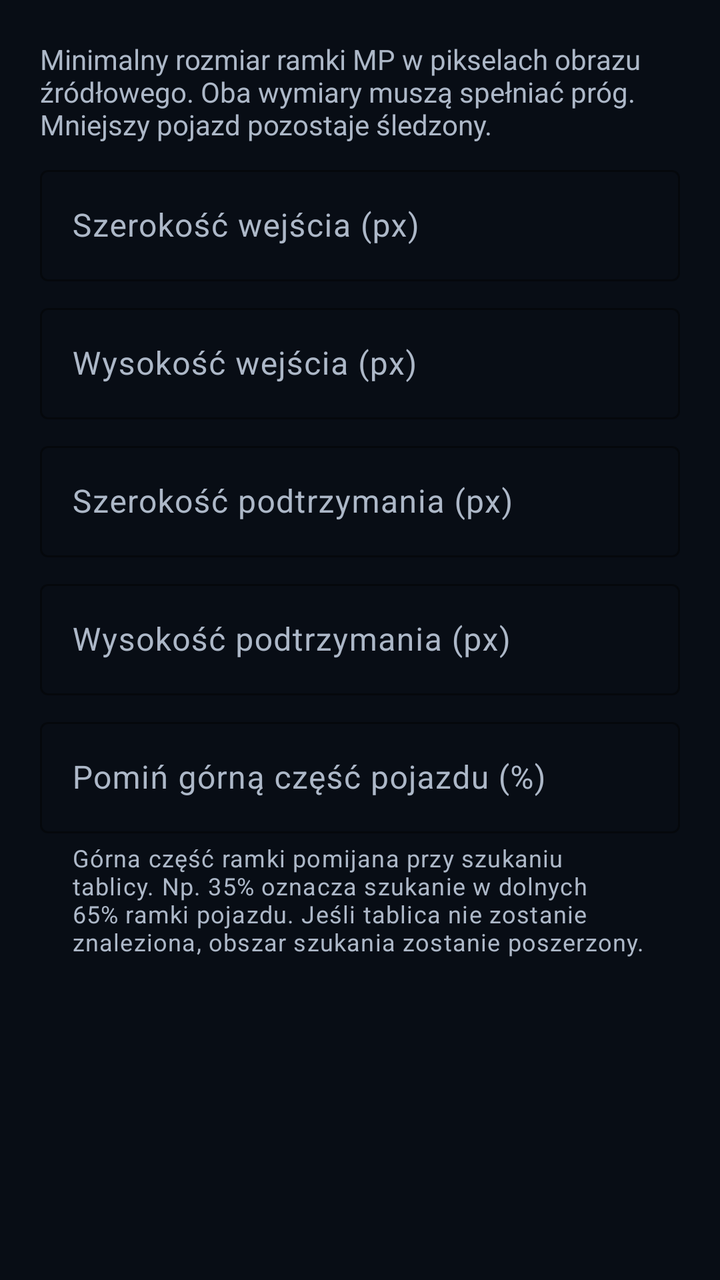
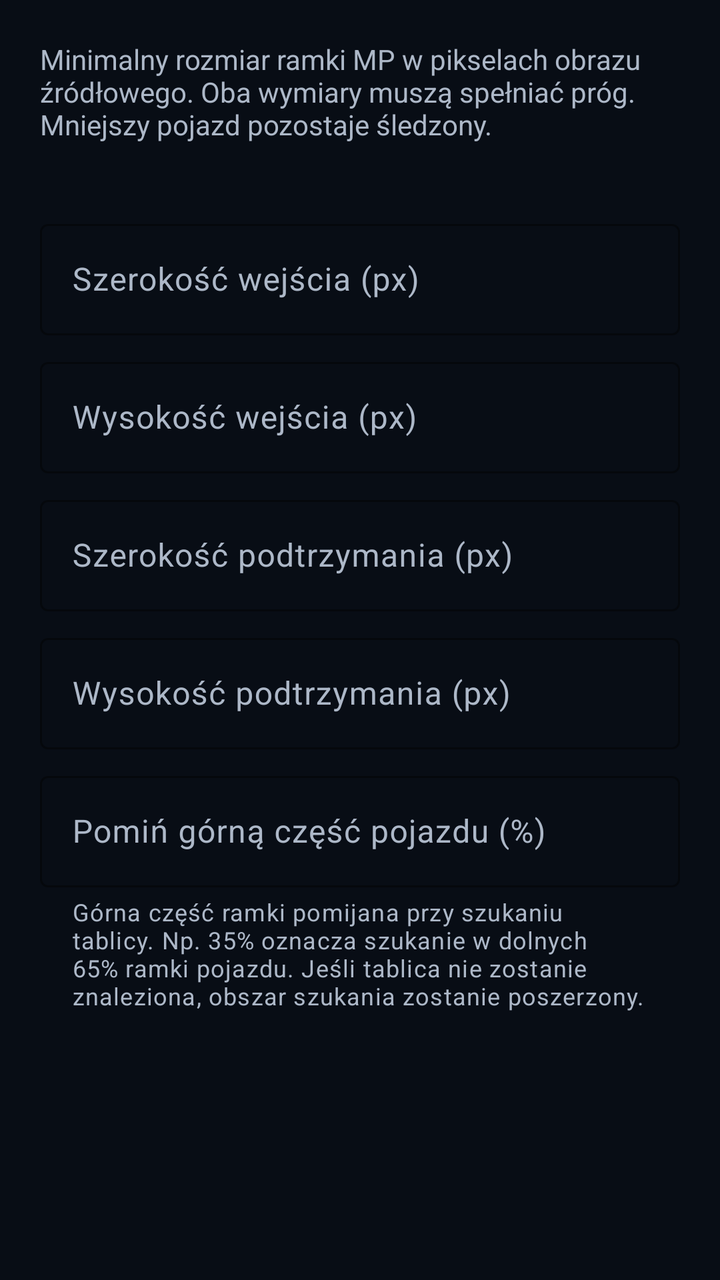

An Android layout rendered at two revisions. The XML below is the earlier revision; the diff shows what the commit changed to produce the second picture.
<!-- AndroidManifest.xml: application theme Theme.ALPR_v1 -->
<!-- res/layout/dialog_dynamic_mt.xml -->
<ScrollView xmlns:android="http://schemas.android.com/apk/res/android" xmlns:app="http://schemas.android.com/apk/res-auto" android:layout_width="match_parent" android:layout_height="wrap_content">
    <LinearLayout android:layout_width="match_parent" android:layout_height="wrap_content" android:orientation="vertical" android:padding="20dp">
        <TextView android:layout_width="match_parent" android:layout_height="wrap_content" android:text="@string/settings_dynamic_mt_description" android:textColor="@color/alpr_text_secondary" />
        <com.google.android.material.textfield.TextInputLayout android:layout_width="match_parent" android:layout_height="wrap_content" android:layout_marginTop="8dp" android:textColorHint="@color/alpr_text_secondary" app:hintTextColor="@color/alpr_text_secondary" app:boxStrokeColor="@color/alpr_outline" android:hint="@string/settings_dynamic_mt_enter_width">
            <com.google.android.material.textfield.TextInputEditText android:id="@+id/dynamic_mt_enter_width" android:layout_width="match_parent" android:layout_height="wrap_content" android:textColor="@color/alpr_text_primary" android:inputType="number" android:maxLength="4" android:singleLine="true" />
        </com.google.android.material.textfield.TextInputLayout>
        <com.google.android.material.textfield.TextInputLayout android:layout_width="match_parent" android:layout_height="wrap_content" android:layout_marginTop="8dp" android:textColorHint="@color/alpr_text_secondary" app:hintTextColor="@color/alpr_text_secondary" app:boxStrokeColor="@color/alpr_outline" android:hint="@string/settings_dynamic_mt_enter_height">
            <com.google.android.material.textfield.TextInputEditText android:id="@+id/dynamic_mt_enter_height" android:layout_width="match_parent" android:layout_height="wrap_content" android:textColor="@color/alpr_text_primary" android:inputType="number" android:maxLength="4" android:singleLine="true" />
        </com.google.android.material.textfield.TextInputLayout>
        <com.google.android.material.textfield.TextInputLayout android:layout_width="match_parent" android:layout_height="wrap_content" android:layout_marginTop="8dp" android:textColorHint="@color/alpr_text_secondary" app:hintTextColor="@color/alpr_text_secondary" app:boxStrokeColor="@color/alpr_outline" android:hint="@string/settings_dynamic_mt_keep_width">
            <com.google.android.material.textfield.TextInputEditText android:id="@+id/dynamic_mt_keep_width" android:layout_width="match_parent" android:layout_height="wrap_content" android:textColor="@color/alpr_text_primary" android:inputType="number" android:maxLength="4" android:singleLine="true" />
        </com.google.android.material.textfield.TextInputLayout>
        <com.google.android.material.textfield.TextInputLayout android:layout_width="match_parent" android:layout_height="wrap_content" android:layout_marginTop="8dp" android:textColorHint="@color/alpr_text_secondary" app:hintTextColor="@color/alpr_text_secondary" app:boxStrokeColor="@color/alpr_outline" android:hint="@string/settings_dynamic_mt_keep_height">
            <com.google.android.material.textfield.TextInputEditText android:id="@+id/dynamic_mt_keep_height" android:layout_width="match_parent" android:layout_height="wrap_content" android:textColor="@color/alpr_text_primary" android:inputType="number" android:maxLength="4" android:singleLine="true" />
        </com.google.android.material.textfield.TextInputLayout>
        <com.google.android.material.textfield.TextInputLayout android:layout_width="match_parent" android:layout_height="wrap_content" android:layout_marginTop="8dp" android:textColorHint="@color/alpr_text_secondary" app:hintTextColor="@color/alpr_text_secondary" app:boxStrokeColor="@color/alpr_outline" android:hint="@string/settings_dynamic_mt_primary_top" app:helperText="@string/settings_dynamic_mt_primary_top_help" app:helperTextTextColor="@color/alpr_text_secondary">
            <com.google.android.material.textfield.TextInputEditText android:id="@+id/dynamic_mt_primary_top" android:layout_width="match_parent" android:layout_height="wrap_content" android:textColor="@color/alpr_text_primary" android:inputType="number" android:maxLength="4" android:singleLine="true" />
        </com.google.android.material.textfield.TextInputLayout>
    </LinearLayout>
</ScrollView>
<!-- resources referenced by this layout -->
<resources>
  <color name="alpr_outline">#FF303A49</color>
  <color name="alpr_text_primary">#FFF8FAFC</color>
  <color name="alpr_text_secondary">#FFADB8C8</color>
  <string name="settings_dynamic_mt_description">Minimalny rozmiar ramki MP w pikselach obrazu źródłowego. Oba wymiary muszą spełniać próg. Mniejszy pojazd pozostaje śledzony.</string>
  <string name="settings_dynamic_mt_enter_height">Wysokość wejścia (px)</string>
  <string name="settings_dynamic_mt_enter_width">Szerokość wejścia (px)</string>
  <string name="settings_dynamic_mt_keep_height">Wysokość podtrzymania (px)</string>
  <string name="settings_dynamic_mt_keep_width">Szerokość podtrzymania (px)</string>
  <string name="settings_dynamic_mt_primary_top">Pomiń górną część pojazdu (%)</string>
  <string name="settings_dynamic_mt_primary_top_help" formatted="false">Górna część ramki pomijana przy szukaniu tablicy. Np. 35% oznacza szukanie w dolnych 65% ramki pojazdu. Jeśli tablica nie zostanie znaleziona, obszar szukania zostanie poszerzony.</string>
  <style name="Theme.ALPR_v1" parent="Base.Theme.ALPR_v1" />
  <style name="Base.Theme.ALPR_v1" parent="Theme.Material3.DayNight.NoActionBar">
          <item name="android:windowBackground">@color/alpr_background</item>
          <item name="android:colorAccent">@color/alpr_primary</item>
          <item name="colorPrimary">@color/alpr_primary</item>
          <item name="colorOnPrimary">@color/alpr_background</item>
          <item name="colorSecondary">@color/alpr_secondary</item>
          <item name="colorOnSecondary">@color/alpr_background</item>
          <item name="colorSurface">@color/alpr_surface</item>
          <item name="colorOnSurface">@color/alpr_text_primary</item>
          <item name="colorOutline">@color/alpr_outline</item>
          <item name="android:statusBarColor">@color/alpr_background</item>
          <item name="android:navigationBarColor">@color/alpr_background</item>
          <item name="android:windowLightStatusBar">false</item>
          <item name="android:windowLightNavigationBar">false</item>
      </style>
  <color name="alpr_background">#FF080D15</color>
  <color name="alpr_primary">#FF38BDF8</color>
  <color name="alpr_secondary">#FFA78BFA</color>
  <color name="alpr_surface">#FF151A23</color>
</resources>

<!-- the commit's change to res/layout/dialog_dynamic_mt.xml (unified diff, before → after) -->
@@ -1,6 +1,7 @@
 <ScrollView xmlns:android="http://schemas.android.com/apk/res/android" xmlns:app="http://schemas.android.com/apk/res-auto" android:layout_width="match_parent" android:layout_height="wrap_content">
     <LinearLayout android:layout_width="match_parent" android:layout_height="wrap_content" android:orientation="vertical" android:padding="20dp">
         <TextView android:layout_width="match_parent" android:layout_height="wrap_content" android:text="@string/settings_dynamic_mt_description" android:textColor="@color/alpr_text_secondary" />
+        <TextView android:id="@+id/dynamic_mt_frame_info" android:layout_width="match_parent" android:layout_height="wrap_content" android:layout_marginTop="8dp" android:textColor="@color/alpr_text_secondary" />
         <com.google.android.material.textfield.TextInputLayout android:layout_width="match_parent" android:layout_height="wrap_content" android:layout_marginTop="8dp" android:textColorHint="@color/alpr_text_secondary" app:hintTextColor="@color/alpr_text_secondary" app:boxStrokeColor="@color/alpr_outline" android:hint="@string/settings_dynamic_mt_enter_width">
             <com.google.android.material.textfield.TextInputEditText android:id="@+id/dynamic_mt_enter_width" android:layout_width="match_parent" android:layout_height="wrap_content" android:textColor="@color/alpr_text_primary" android:inputType="number" android:maxLength="4" android:singleLine="true" />
         </com.google.android.material.textfield.TextInputLayout>
